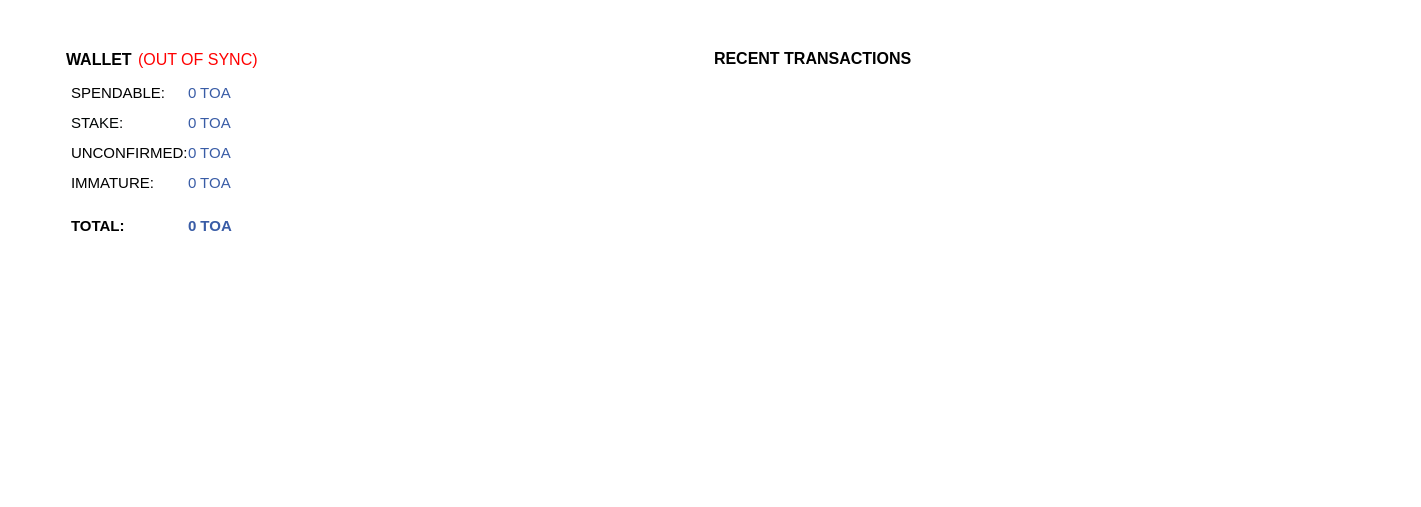
Old version of the form src/qt/forms/overviewpage.ui in the repository toacoin/TOA.
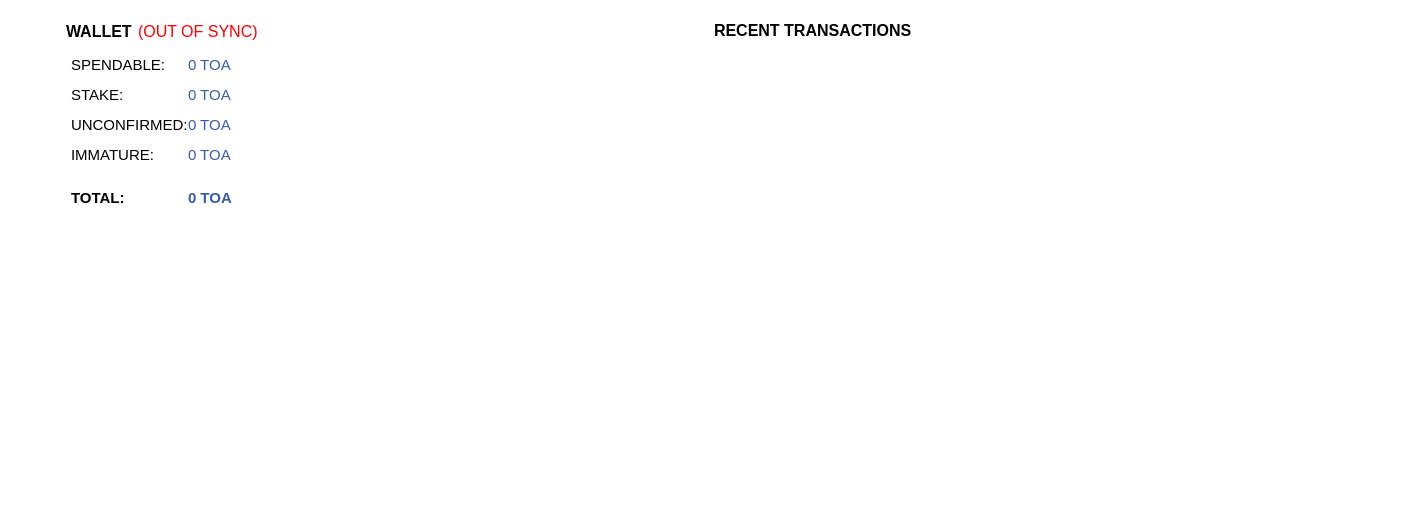
New version of the form. Icons and pictures are not drawn.

Commit message: updated overview page

```diff
--- a/src/qt/forms/overviewpage.ui
+++ b/src/qt/forms/overviewpage.ui
@@ -65,22 +65,6 @@
         <enum>QFrame::Raised</enum>
        </property>
        <layout class="QVBoxLayout" name="verticalLayout_4">
-        <item>
-         <spacer name="verticalSpacer_5">
-          <property name="orientation">
-           <enum>Qt::Vertical</enum>
-          </property>
-          <property name="sizeType">
-           <enum>QSizePolicy::Fixed</enum>
-          </property>
-          <property name="sizeHint" stdset="0">
-           <size>
-            <width>20</width>
-            <height>28</height>
-           </size>
-          </property>
-         </spacer>
-        </item>
         <item>
          <layout class="QHBoxLayout" name="horizontalLayout_4">
           <item>
@@ -569,7 +553,7 @@
          </layout>
         </item>
         <item>
-         <widget class="QFrame" name="">
+         <widget class="QFrame" name="frame">
           <layout class="QGridLayout" name="gridLayout_2">
            <property name="leftMargin">
             <number>30</number>
@@ -4991,6 +4975,19 @@
           </layout>
          </widget>
         </item>
+        <item>
+         <spacer name="verticalSpacer_3">
+          <property name="orientation">
+           <enum>Qt::Vertical</enum>
+          </property>
+          <property name="sizeHint" stdset="0">
+           <size>
+            <width>20</width>
+            <height>40</height>
+           </size>
+          </property>
+         </spacer>
+        </item>
        </layout>
        <zorder>verticalSpacer_5</zorder>
        <zorder></zorder>
@@ -5023,22 +5020,6 @@
    </item>
    <item>
     <layout class="QVBoxLayout" name="verticalLayout_3">
-     <item>
-      <spacer name="verticalSpacer_2">
-       <property name="orientation">
-        <enum>Qt::Vertical</enum>
-       </property>
-       <property name="sizeType">
-        <enum>QSizePolicy::Fixed</enum>
-       </property>
-       <property name="sizeHint" stdset="0">
-        <size>
-         <width>20</width>
-         <height>28</height>
-        </size>
-       </property>
-      </spacer>
-     </item>
      <item>
       <widget class="QFrame" name="frame_2">
        <property name="autoFillBackground">
@@ -5495,6 +5476,22 @@
           </item>
          </layout>
         </item>
+        <item>
+         <spacer name="verticalSpacer_2">
+          <property name="orientation">
+           <enum>Qt::Vertical</enum>
+          </property>
+          <property name="sizeType">
+           <enum>QSizePolicy::Fixed</enum>
+          </property>
+          <property name="sizeHint" stdset="0">
+           <size>
+            <width>20</width>
+            <height>28</height>
+           </size>
+          </property>
+         </spacer>
+        </item>
         <item>
          <widget class="QListView" name="listTransactions">
           <property name="palette">
```
Left out of the diff: 16 changed lines with no effect on the pictures.
